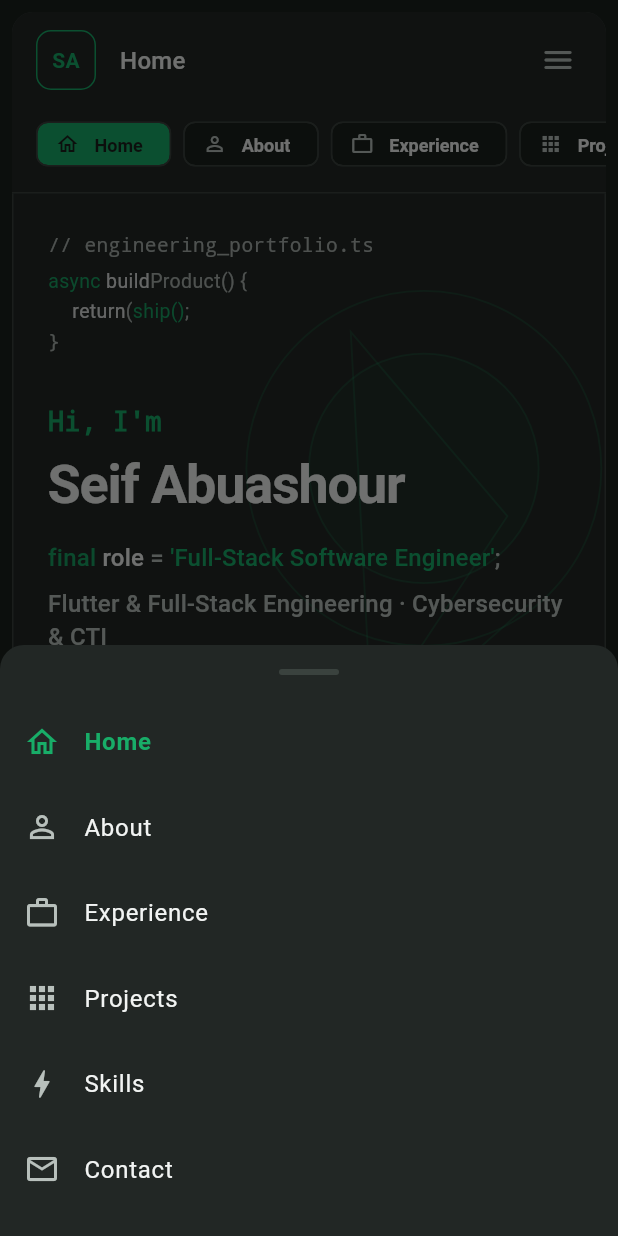
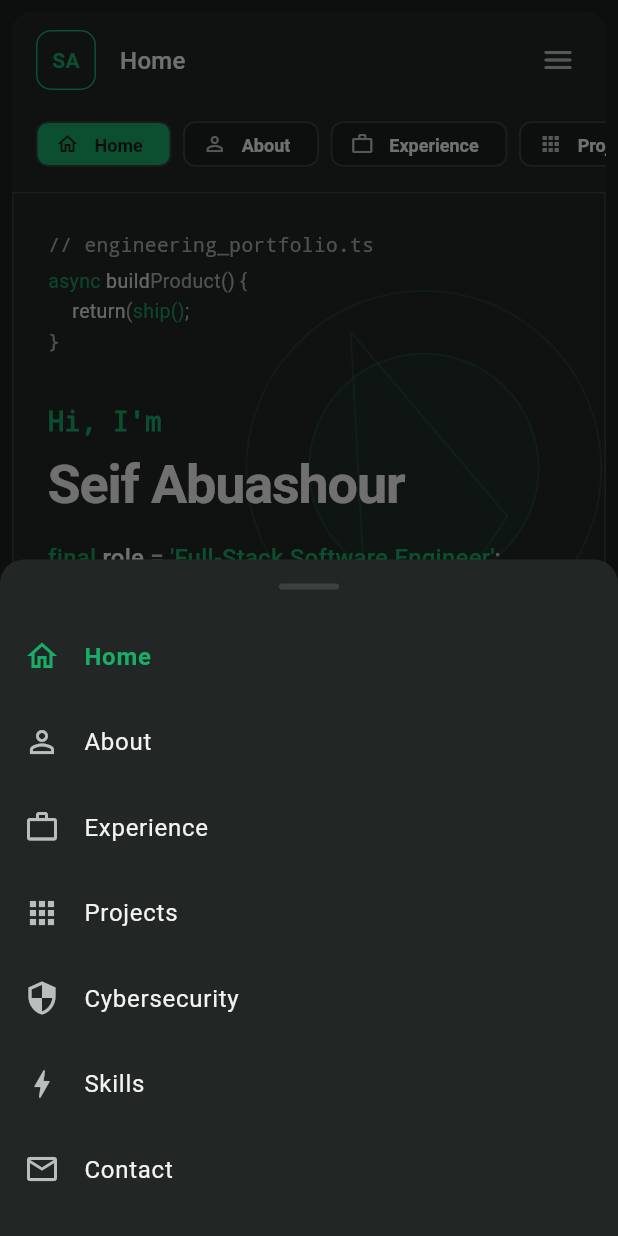
Before and after one commit to saifaboashour/flutter-portfolio, a Flutter app: the screen it shows after launch, after a tap on the "menu" icon, on a phone screen of 412 x 824 dp. Run offline on Flutter 3.47's test engine with Material 3 defaults, Android fonts, the phone set to English and light mode, and no system bars; our stand-ins replace web.

Commit message:
Add dedicated cybersecurity section and stronger project cards

```diff
--- a/lib/app/portfolio_page.dart
+++ b/lib/app/portfolio_page.dart
@@ -11,6 +11,7 @@ import '../features/experience/experience_section.dart';
 import '../features/home/home_section.dart';
 import '../features/projects/projects_section.dart';
 import '../features/skills/skills_section.dart';
+import '../features/cybersecurity/cybersecurity_section.dart';
 import '../shared/widgets/mobile_navigation.dart';
 import '../shared/widgets/section_block.dart';
 import '../shared/widgets/side_navigation.dart';
@@ -201,6 +202,10 @@ class PortfolioPageState extends State<PortfolioPage> {
                       child: ProjectsSection(projects: _profile.projects),
                     ),
                     SectionBlock(
+                      sectionKey: _sectionKeys[PortfolioSection.cybersecurity]!,
+                      child: const CybersecuritySection(),
+                    ),
+                    SectionBlock(
                       sectionKey: _sectionKeys[PortfolioSection.skills]!,
                       child: SkillsSection(
                         categories: _profile.skillCategories,
--- a/lib/core/constants/nav_items.dart
+++ b/lib/core/constants/nav_items.dart
@@ -5,6 +5,7 @@ enum PortfolioSection {
   about,
   experience,
   projects,
+  cybersecurity,
   skills,
   contact,
 }
@@ -15,6 +16,7 @@ extension PortfolioSectionX on PortfolioSection {
         PortfolioSection.about => 'About',
         PortfolioSection.experience => 'Experience',
         PortfolioSection.projects => 'Projects',
+        PortfolioSection.cybersecurity => 'Cybersecurity',
         PortfolioSection.skills => 'Skills',
         PortfolioSection.contact => 'Contact',
       };
@@ -24,6 +26,7 @@ extension PortfolioSectionX on PortfolioSection {
         PortfolioSection.about => Icons.person_outline,
         PortfolioSection.experience => Icons.work_outline,
         PortfolioSection.projects => Icons.apps_outlined,
+        PortfolioSection.cybersecurity => Icons.security_outlined,
         PortfolioSection.skills => Icons.bolt_outlined,
         PortfolioSection.contact => Icons.mail_outline,
       };
--- a/lib/core/content/portfolio_models.dart
+++ b/lib/core/content/portfolio_models.dart
@@ -76,6 +76,8 @@ class PortfolioProfile {
     this.linkedInUrl,
     this.cvPublicPath,
     this.cvDownloadFileName,
+    this.fullStackCvPublicPath,
+    this.cyberCvPublicPath,
   });
 
   final String name;
@@ -100,6 +102,8 @@ class PortfolioProfile {
 
   /// Suggested download filename for the CV.
   final String? cvDownloadFileName;
+  final String? fullStackCvPublicPath;
+  final String? cyberCvPublicPath;
 
   bool get hasCv => cvPublicPath != null && cvPublicPath!.isNotEmpty;
 
--- /dev/null
+++ b/lib/features/cybersecurity/cybersecurity_section.dart
@@ -0,0 +1,134 @@
+import 'package:flutter/material.dart';
+
+import '../../core/theme/app_colors.dart';
+import '../../core/theme/app_spacing.dart';
+import '../../shared/widgets/section_header.dart';
+
+/// Independent cybersecurity practice; not a representation of SOC employment.
+class CybersecuritySection extends StatelessWidget {
+  const CybersecuritySection({super.key});
+
+  static const _caseStudies = <_SecurityCaseStudy>[
+    _SecurityCaseStudy(
+      title: 'GetIntel — Threat Intelligence Pipeline',
+      subtitle: 'Independent CTI research · Active lab',
+      icon: Icons.travel_explore_outlined,
+      description:
+          'Built a multi-source intelligence collection pipeline for regional security reporting. Normalizes leads for manual validation, triage, and further research.',
+      capabilities: ['OSINT', 'Source validation', 'Threat monitoring', 'Lead triage'],
+    ),
+    _SecurityCaseStudy(
+      title: 'CTI Automation Lab',
+      subtitle: 'Security automation · Active lab',
+      icon: Icons.hub_outlined,
+      description:
+          'Built local n8n, PostgreSQL, and Docker workflows for advisory collection, CVE relationships, enrichment, and reproducible security analysis.',
+      capabilities: ['n8n', 'PostgreSQL', 'Docker', 'CVE enrichment'],
+    ),
+    _SecurityCaseStudy(
+      title: 'MISP Threat Intelligence',
+      subtitle: 'Self-hosted research environment',
+      icon: Icons.shield_outlined,
+      description:
+          'Deployed and operated MISP in Docker to structure intelligence events and indicators, while distinguishing reported claims from verified evidence.',
+      capabilities: ['MISP', 'IOC management', 'Docker', 'Evidence handling'],
+    ),
+    _SecurityCaseStudy(
+      title: 'OSINT & Security Testing',
+      subtitle: 'Independent practice and authorized assessments',
+      icon: Icons.manage_search_outlined,
+      description:
+          'Applied OSINT methods, reverse-engineering and CTF experience, and scoped black-box web testing principles on authorized systems.',
+      capabilities: ['OSINT', 'Reverse engineering', 'CTF', 'Web security'],
+    ),
+  ];
+
+  @override
+  Widget build(BuildContext context) {
+    final textTheme = Theme.of(context).textTheme;
+    return Column(
+      crossAxisAlignment: CrossAxisAlignment.start,
+      children: [
+        const SectionHeader(
+          indexLabel: '04.',
+          title: 'Cybersecurity & Threat Intelligence',
+          subtitle: 'Independent research, automation, and security engineering projects.',
+        ),
+        const SizedBox(height: AppSpacing.md),
+        Text(
+          'I apply a software engineering foundation to regional cyber threat research, '
+          'collection pipelines, investigations, and repeatable security tooling. '
+          'These examples represent independent projects and lab practice, not SOC employment.',
+          style: textTheme.bodyLarge?.copyWith(
+            color: AppColors.mutedText,
+            height: 1.6,
+          ),
+        ),
+        const SizedBox(height: AppSpacing.lg),
+        LayoutBuilder(
+          builder: (context, constraints) {
+            final width = constraints.maxWidth >= 720
+                ? (constraints.maxWidth - AppSpacing.lg) / 2
+                : constraints.maxWidth;
+            return Wrap(
+              spacing: AppSpacing.lg,
+              runSpacing: AppSpacing.lg,
+              children: [
+                for (final study in _caseStudies)
+                  SizedBox(width: width, child: _SecurityCard(study: study)),
+              ],
+            );
+          },
+        ),
+      ],
+    );
+  }
+}
+
+class _SecurityCaseStudy {
+  const _SecurityCaseStudy({
+    required this.title,
+    required this.subtitle,
+    required this.icon,
+    required this.description,
+    required this.capabilities,
+  });
+  final String title;
+  final String subtitle;
+  final IconData icon;
+  final String description;
+  final List<String> capabilities;
+}
+
+class _SecurityCard extends StatelessWidget {
+  const _SecurityCard({required this.study});
+  final _SecurityCaseStudy study;
+
+  @override
+  Widget build(BuildContext context) => Container(
+    padding: const EdgeInsets.all(AppSpacing.lg),
+    decoration: BoxDecoration(
+      color: AppColors.charcoal.withValues(alpha: 0.55),
+      borderRadius: BorderRadius.circular(14),
+      border: Border.all(color: AppColors.outline),
+    ),
+    child: Column(
+      crossAxisAlignment: CrossAxisAlignment.start,
+      children: [
+        Icon(study.icon, color: AppColors.emerald, size: 30),
+        const SizedBox(height: AppSpacing.md),
+        Text(study.title, style: Theme.of(context).textTheme.titleLarge),
+        const SizedBox(height: AppSpacing.xs),
+        Text(study.subtitle, style: Theme.of(context).textTheme.bodySmall?.copyWith(color: AppColors.emerald)),
+        const SizedBox(height: AppSpacing.md),
+        Text(study.description, style: Theme.of(context).textTheme.bodyMedium?.copyWith(height: 1.55)),
+        const SizedBox(height: AppSpacing.md),
+        Wrap(
+          spacing: AppSpacing.xs,
+          runSpacing: AppSpacing.xs,
+          children: [for (final skill in study.capabilities) Chip(label: Text(skill))],
+        ),
+      ],
+    ),
+  );
+}
--- a/lib/features/projects/widgets/project_card.dart
+++ b/lib/features/projects/widgets/project_card.dart
@@ -75,7 +75,16 @@ class _ProjectCardState extends State<ProjectCard> {
               child: Column(
                 crossAxisAlignment: CrossAxisAlignment.start,
                 children: [
-                  Text(project.title, style: textTheme.titleLarge),
+                  Wrap(
+                    spacing: AppSpacing.sm,
+                    runSpacing: AppSpacing.xs,
+                    crossAxisAlignment: WrapCrossAlignment.center,
+                    children: [
+                      Text(project.title, style: textTheme.titleLarge),
+                      if (project.status != null)
+                        Chip(label: Text(project.status!), visualDensity: VisualDensity.compact),
+                    ],
+                  ),
                   const SizedBox(height: 4),
                   Text(
                     project.category,
@@ -117,13 +126,27 @@ class _ProjectCardState extends State<ProjectCard> {
                   ),
                   if (project.hasExternalLinks) ...[
                     const SizedBox(height: AppSpacing.md),
-                    Row(
+                    Wrap(
+                      spacing: AppSpacing.xs,
+                      runSpacing: AppSpacing.xs,
                       children: [
                         if (project.liveUrl != null)
                           TextButton.icon(
                             onPressed: () => ExternalNavigator.openUri(Uri.parse(project.liveUrl!)),
                             icon: const Icon(Icons.open_in_new, size: 18),
                             label: const Text('Live'),
+                          ),
+                        if (project.appStoreUrl != null)
+                          TextButton.icon(
+                            onPressed: () => ExternalNavigator.openUri(Uri.parse(project.appStoreUrl!)),
+                            icon: const Icon(Icons.apple, size: 18),
+                            label: const Text('App Store'),
+                          ),
+                        if (project.playStoreUrl != null)
+                          TextButton.icon(
+                            onPressed: () => ExternalNavigator.openUri(Uri.parse(project.playStoreUrl!)),
+                            icon: const Icon(Icons.shop_outlined, size: 18),
+                            label: const Text('Google Play'),
                           ),
                         if (project.repoUrl != null)
                           TextButton.icon(
--- a/lib/features/skills/skills_section.dart
+++ b/lib/features/skills/skills_section.dart
@@ -16,7 +16,7 @@ class SkillsSection extends StatelessWidget {
       crossAxisAlignment: CrossAxisAlignment.start,
       children: [
         const SectionHeader(
-          indexLabel: '04.',
+          indexLabel: '05.',
           title: 'Skills',
           subtitle: 'Tools and practices used across delivery work.',
         ),
```
